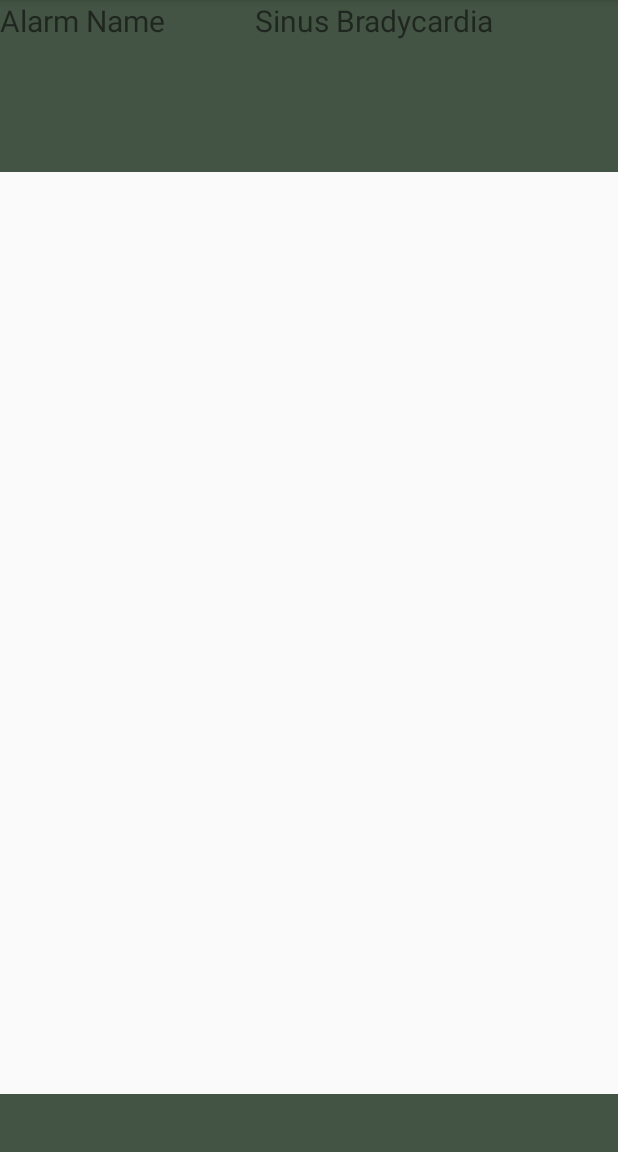
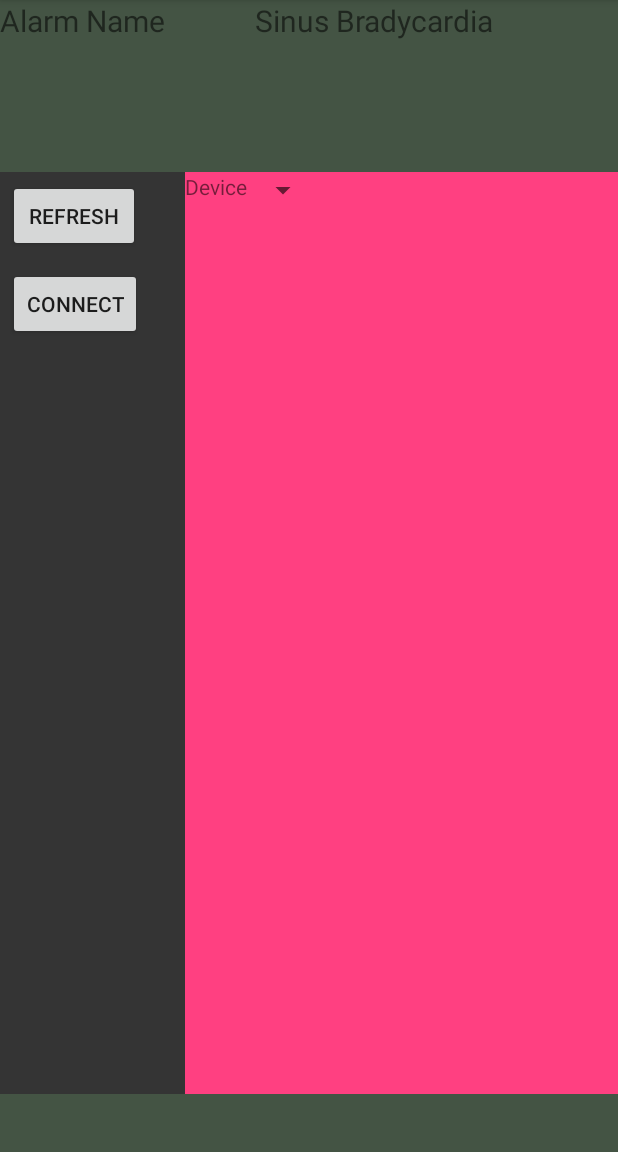
Before and after one commit to Teju068/Android_Tutotrial, an Android app: the fragment BluetoothFragment placed in its activity, on a phone screen of 412 x 824 dp, the part 84-1236 px from its top. Run offline under Robolectric (Android 15) with nearby library versions, the light colour scheme and no system bars.

Commit message:
Added Discovering of Visible devices in App and added support for >= 6.0 as well

```diff
--- a/app/src/main/AndroidManifest.xml
+++ b/app/src/main/AndroidManifest.xml
@@ -5,6 +5,7 @@
     <uses-permission android:name="android.permission.BLUETOOTH" />
     <uses-permission android:name="android.permission.BLUETOOTH_ADMIN" />
     <uses-permission android:name="android.permission.ACCESS_COARSE_LOCATION" />
+    <uses-permission android:name="android.permission.ACCESS_FINE_LOCATION" />
 
     <application
         android:allowBackup="true"
--- a/app/src/main/java/fragments/BluetoothFragment.java
+++ b/app/src/main/java/fragments/BluetoothFragment.java
@@ -1,22 +1,34 @@
 package fragments;
 
+import android.Manifest;
 import android.app.Fragment;
 import android.bluetooth.BluetoothAdapter;
 import android.bluetooth.BluetoothDevice;
 import android.bluetooth.BluetoothHeadset;
 import android.bluetooth.BluetoothHealth;
 import android.bluetooth.BluetoothProfile;
+import android.content.BroadcastReceiver;
 import android.content.Context;
 import android.content.Intent;
+import android.content.IntentFilter;
 import android.net.Uri;
 import android.os.Bundle;
+import android.support.v4.app.ActivityCompat;
 import android.view.LayoutInflater;
 import android.view.View;
 import android.view.ViewGroup;
+import android.widget.ArrayAdapter;
+import android.widget.Button;
+import android.widget.Spinner;
+import android.widget.TextView;
 import android.widget.Toast;
 
 import com.mactrical.mindoter.R;
 
+import org.w3c.dom.Text;
+
+import java.util.ArrayList;
+import java.util.List;
 import java.util.Set;
 
 import static common.MindoterConstants.REQUEST_ENABLE_BT;
@@ -29,7 +41,7 @@ import static common.MindoterConstants.REQUEST_ENABLE_BT;
  * Use the {@link BluetoothFragment#newInstance} factory method to
  * create an instance of this fragment.
  */
-public class BluetoothFragment extends Fragment {
+public class BluetoothFragment extends Fragment implements View.OnClickListener {
     // TODO: Rename parameter arguments, choose names that match
     // the fragment initialization parameters, e.g. ARG_ITEM_NUMBER
     private static final String ARG_PARAM1 = "param1";
@@ -45,6 +57,16 @@ public class BluetoothFragment extends Fragment {
 
     public BluetoothHeadset mBluetoothHeadSet;
     public BluetoothHealth  mBluetoothHealth;
+
+    IntentFilter mIntentFilter = new IntentFilter(BluetoothDevice.ACTION_FOUND);
+
+    TextView DeviceTxtVw;
+
+    Spinner DeviceListSpnnr;
+
+    private ArrayAdapter<String> mArrayAdapter;
+    List<String> list = new ArrayList<String>();
+
 
     public BluetoothFragment() {
         // Required empty public constructor
@@ -75,7 +97,22 @@ public class BluetoothFragment extends Fragment {
     public View onCreateView(LayoutInflater inflater, ViewGroup container,
                              Bundle savedInstanceState) {
         // Inflate the layout for this fragment
-        return inflater.inflate(R.layout.fragment_bluetooth, container, false);
+        View BTFragmentView;
+
+        BTFragmentView =  inflater.inflate(R.layout.fragment_bluetooth, container, false);
+
+        Button mRefreshBtn = (Button)BTFragmentView.findViewById(R.id.Btn_RefreshDeviceList);
+        mRefreshBtn.setOnClickListener(this);
+
+        Button mConnectionBtn = (Button)BTFragmentView.findViewById(R.id.Btn_ConnectBTDevice);
+        mConnectionBtn.setOnClickListener(this);
+
+
+        DeviceTxtVw = (TextView)BTFragmentView.findViewById(R.id.TxtVw_DeviceLbl);
+
+        DeviceListSpnnr = (Spinner)BTFragmentView.findViewById(R.id.Spnnr_BTDeviceList);
+
+        return BTFragmentView;
     }
 
     // TODO: Rename method, update argument and hook method into UI event
@@ -95,6 +132,29 @@ public class BluetoothFragment extends Fragment {
                     + " must implement OnFragmentInteractionListener");
         }
     }
+
+    private BroadcastReceiver receiver = new BroadcastReceiver() {
+        @Override
+        public void onReceive(Context context, Intent intent) {
+            String action = intent.getAction();
+            if (BluetoothDevice.ACTION_FOUND.equals(action)) {
+                // Discovery has found a device. Get the BluetoothDevice
+                // object and its info from the Intent.
+                BluetoothDevice device = intent.getParcelableExtra(BluetoothDevice.EXTRA_DEVICE);
+                String deviceName = device.getName();
+                String deviceHardwareAddress = device.getAddress(); // MAC address
+
+
+                list.add(deviceHardwareAddress);
+                mArrayAdapter = new ArrayAdapter<String>(getActivity(),
+                        android.R.layout.simple_spinner_item, list);
+                mArrayAdapter.setDropDownViewResource(android.R.layout.simple_spinner_dropdown_item);
+                DeviceListSpnnr.setAdapter(mArrayAdapter);
+
+            }
+        }
+    };
+
 
     @Override
     public  void onStart(){
@@ -119,13 +179,15 @@ public class BluetoothFragment extends Fragment {
                     Toast.makeText(BluetoothFragment.this.getActivity(),deviceName,Toast.LENGTH_LONG).show();
                 }
             }
-
-
         }else{
             Toast.makeText(this.getActivity(),"Your phone doesn't support Bluetooth.",Toast.LENGTH_LONG).show();
         }
 
+        this.getActivity().registerReceiver(receiver,mIntentFilter);
+
     }
+
+
 
     private BluetoothProfile.ServiceListener mBluetoothProfilelister = new BluetoothProfile.ServiceListener(){
 
@@ -166,6 +228,50 @@ public class BluetoothFragment extends Fragment {
     }
 
     /**
+     * Called when a view has been clicked.
+     *
+     * @param v The view that was clicked.
+     */
+    @Override
+    public void onClick(View v) {
+
+        int nBtnID;
+
+        nBtnID = v.getId();
+        switch (nBtnID){
+            case R.id.Btn_RefreshDeviceList:
+                Toast.makeText(this.getActivity(),"Refreshed",Toast.LENGTH_LONG).show();
+                startDiscovery();
+                break;
+            case R.id.Btn_ConnectBTDevice:
+                Toast.makeText(this.getActivity(), "Connected",Toast.LENGTH_LONG).show();
+                break;
+        }
+    }
+
+    private void startDiscovery(){
+        /**
+         * This code provides permission for Bluetooth discovery
+         * This code is required only on 6.0 onwards
+         */
+        int MY_PERMISSIONS_REQUEST_ACCESS_COARSE_LOCATION = 1;
+        ActivityCompat.requestPermissions(this.getActivity(),
+                new String[]{Manifest.permission.ACCESS_COARSE_LOCATION},
+                MY_PERMISSIONS_REQUEST_ACCESS_COARSE_LOCATION);
+
+        /**
+         * This starts the discovery of visible bluetooth
+         */
+        if(!mBluetoothAdapter.isDiscovering())
+            mBluetoothAdapter.startDiscovery();
+    }
+
+    private void connectDevice(){
+        if(mBluetoothAdapter != null)
+            mBluetoothAdapter.cancelDiscovery();
+    }
+
+    /**
      * This interface must be implemented by activities that contain this
      * fragment to allow an interaction in this fragment to be communicated
      * to the activity and potentially other fragments contained in that
--- a/app/src/main/res/layout/fragment_bluetooth.xml
+++ b/app/src/main/res/layout/fragment_bluetooth.xml
@@ -1,8 +1,73 @@
-<FrameLayout xmlns:android="http://schemas.android.com/apk/res/android"
+<LinearLayout xmlns:android="http://schemas.android.com/apk/res/android"
     xmlns:tools="http://schemas.android.com/tools"
     android:layout_width="match_parent"
     android:layout_height="match_parent"
+    android:orientation="horizontal"
+    android:weightSum="10"
     tools:context="fragments.BluetoothFragment">
 
+    <LinearLayout
+        android:layout_width="0dp"
+        android:layout_height="match_parent"
+        android:layout_weight="3"
+        android:orientation="vertical"
+        android:background="@color/colorContentApp"
+        >
+        <Button
+            android:id="@+id/Btn_RefreshDeviceList"
+            android:layout_height="wrap_content"
+            android:layout_width="wrap_content"
+            android:layout_margin="@dimen/grid_margin"
+            android:text="Refresh"
+            >
+        </Button>
+        <Button
+            android:id="@+id/Btn_ConnectBTDevice"
+            android:layout_width="wrap_content"
+            android:layout_height="wrap_content"
+            android:layout_margin="@dimen/grid_margin"
+            android:text="Connect"
+            />
 
-</FrameLayout>
+    </LinearLayout>
+
+    <LinearLayout
+        android:layout_width="0dp"
+        android:layout_height="match_parent"
+        android:layout_weight="7"
+        android:orientation="horizontal"
+        android:background="@color/colorAccent">
+        <LinearLayout
+            android:layout_width="match_parent"
+            android:layout_height="match_parent">
+
+            <TextView
+                android:id="@+id/TxtVw_DeviceLbl"
+                android:layout_width="wrap_content"
+                android:layout_height="wrap_content"
+                android:text="Device"
+                android:labelFor="@+id/Spnnr_BTDeviceList"
+                />
+            <Spinner
+                android:layout_width="wrap_content"
+                android:layout_height="wrap_content"
+                android:id="@+id/Spnnr_BTDeviceList"
+                ></Spinner>
+
+        </LinearLayout>
+
+        <LinearLayout
+            android:layout_width="match_parent"
+            android:layout_height="wrap_content">
+            <TextView
+                android:id="@+id/TxtVw_VisibleDevices"
+                android:layout_width="wrap_content"
+                android:layout_height="wrap_content"
+                android:text="Here"
+                />
+        </LinearLayout>
+
+    </LinearLayout>
+
+
+</LinearLayout>
```
